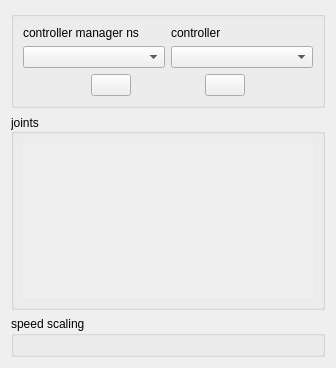
Old version of the form rqt_joint_trajectory_controller/resource/joint_trajectory_controller.ui in the repository nicolapedrocchi/ros2_controllers.
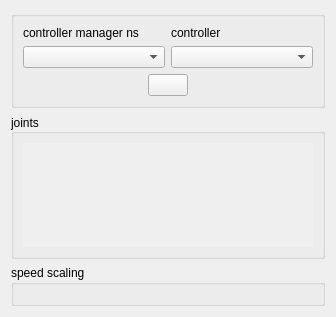
New version of the form. Icons and pictures are not drawn.

```diff
--- a/rqt_joint_trajectory_controller/resource/joint_trajectory_controller.ui
+++ b/rqt_joint_trajectory_controller/resource/joint_trajectory_controller.ui
@@ -7,7 +7,7 @@
     <x>0</x>
     <y>0</y>
     <width>336</width>
-    <height>368</height>
+    <height>317</height>
    </rect>
   </property>
   <property name="windowTitle">
@@ -99,37 +99,6 @@
           </property>
          </widget>
         </item>
-        <item>
-         <spacer name="horizontalSpacer_3">
-          <property name="orientation">
-           <enum>Qt::Horizontal</enum>
-          </property>
-          <property name="sizeHint" stdset="0">
-           <size>
-            <width>40</width>
-            <height>20</height>
-           </size>
-          </property>
-         </spacer>
-        </item>
-        <item>
-         <widget class="QPushButton" name="send_goal">
-          <property name="text">
-           <string/>
-          </property>
-          <property name="icon">
-           <iconset>
-            <normaloff>file-send-svgrepo-com.svg</normaloff>
-            <normalon>cancel-svgrepo-com.svg</normalon>file-send-svgrepo-com.svg</iconset>
-          </property>
-          <property name="iconSize">
-           <size>
-            <width>48</width>
-            <height>48</height>
-           </size>
-          </property>
-         </widget>
-        </item>
         <item>
          <spacer name="horizontalSpacer_2">
           <property name="orientation">
@@ -203,8 +172,8 @@
           <rect>
            <x>0</x>
            <y>0</y>
-           <width>294</width>
-           <height>111</height>
+           <width>314</width>
+           <height>109</height>
           </rect>
          </property>
         </widget>
```
Left out of the diff: 1 changed line with no effect on the pictures.
